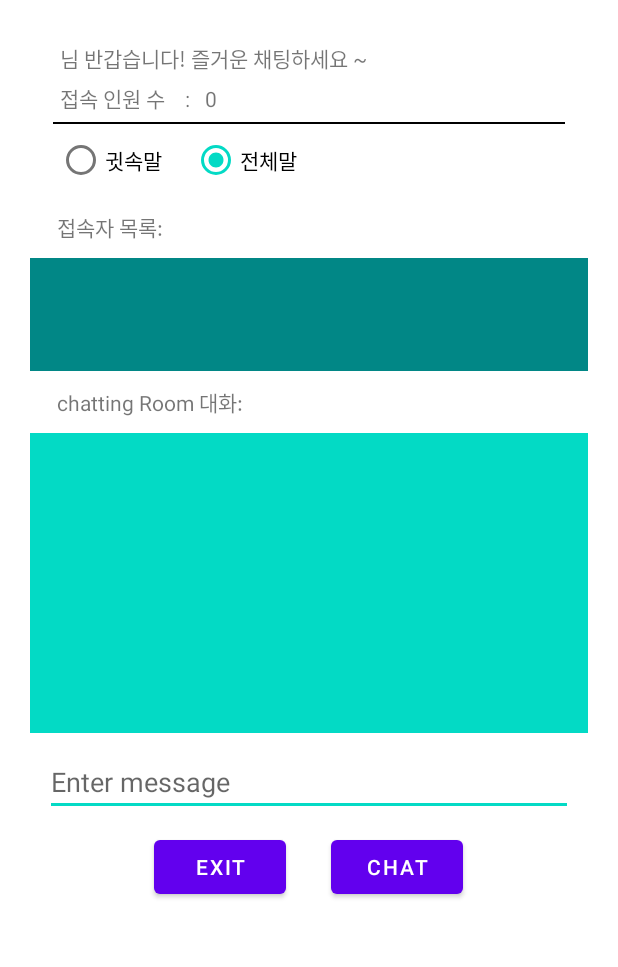
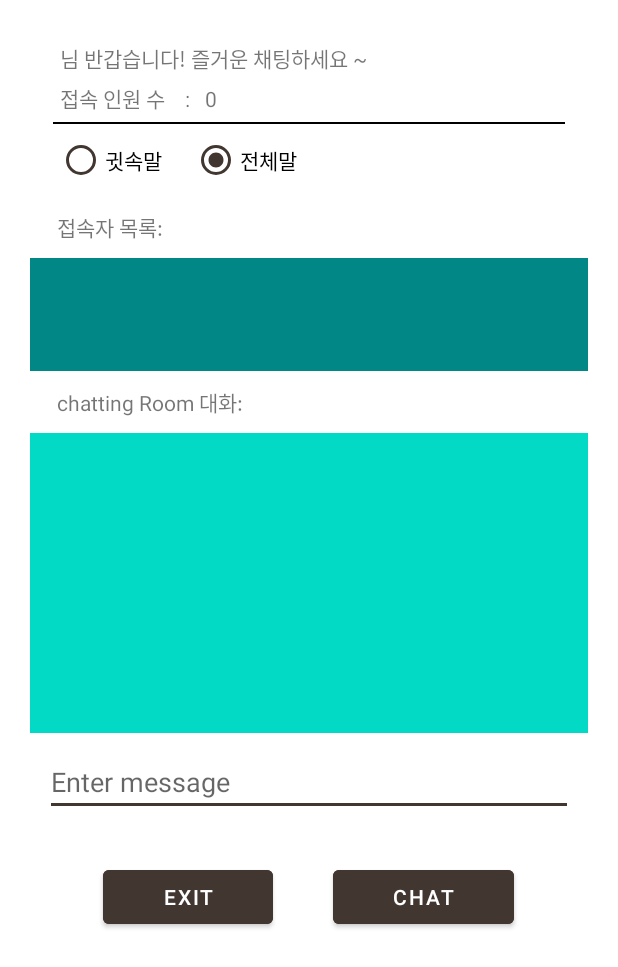
Before and after one commit to Nettalk2022/Android-Client, an Android app: the screen it shows after launch (MainActivity), after a tap on "접속", on a phone screen of 412 x 824 dp. Shown: the top 967 px of the screen. Run offline under Robolectric (Android 15) with nearby library versions, the phone set to English and light mode, and no system bars; 1 statement that could not run was skipped.

Commit message:
버튼 색 변경

```diff
--- a/Chatting2/app/src/main/java/com/example/chatting2/MainActivity.java
+++ b/Chatting2/app/src/main/java/com/example/chatting2/MainActivity.java
@@ -5,6 +5,7 @@ import static java.lang.Boolean.TRUE;
 import androidx.appcompat.app.AppCompatActivity;
 
 import android.content.Intent;
+import android.graphics.Color;
 import android.os.Bundle;
 import android.os.Handler;
 import android.os.Looper;
@@ -251,6 +252,7 @@ public class MainActivity extends AppCompatActivity {
         @Override
         public void run() {
             chatView.setText(chatView.getText().toString()+msg+"\n");
+            chatView.setTextColor(Color.parseColor("423630"));
         }
     }
 }
--- a/Chatting2/app/src/main/res/layout/activity_main.xml
+++ b/Chatting2/app/src/main/res/layout/activity_main.xml
@@ -71,12 +71,14 @@
                 android:id="@+id/personal_talk"
                 android:layout_width="wrap_content"
                 android:layout_height="wrap_content"
+                android:buttonTint="@color/btn_brown"
                 android:text="귓속말"
                 android:layout_marginEnd="20dp"/>
             <RadioButton
                 android:id="@+id/every_talk"
                 android:layout_width="wrap_content"
                 android:layout_height="wrap_content"
+                android:buttonTint="@color/btn_brown"
                 android:text="전체말"
                 android:layout_marginEnd="20dp"/>
         </RadioGroup>
@@ -115,6 +117,7 @@
             android:layout_width="match_parent"
             android:layout_height="wrap_content"
             android:layout_margin="10dp"
+            android:backgroundTint="@color/btn_brown"
             android:hint="Enter message"/>
 
         <LinearLayout
@@ -127,12 +130,19 @@
                 android:layout_width="wrap_content"
                 android:layout_height="wrap_content"
                 android:id="@+id/exitbutton"
-                android:layout_marginRight="30dp"
+                android:paddingRight="40dp"
+                android:paddingLeft="40dp"
+                android:backgroundTint="@color/btn_brown"
+                android:layout_margin="20dp"
                 android:text="exit"/>
 
             <Button
                 android:layout_width="wrap_content"
                 android:layout_height="wrap_content"
+                android:paddingRight="40dp"
+                android:paddingLeft="40dp"
+                android:backgroundTint="@color/btn_brown"
+                android:layout_margin="20dp"
                 android:id="@+id/chatbutton"
                 android:text="chat"/>
         </LinearLayout>
```
